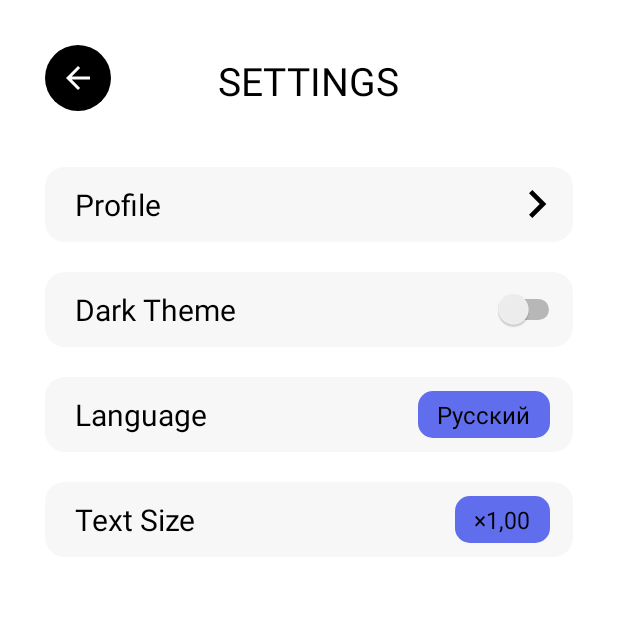
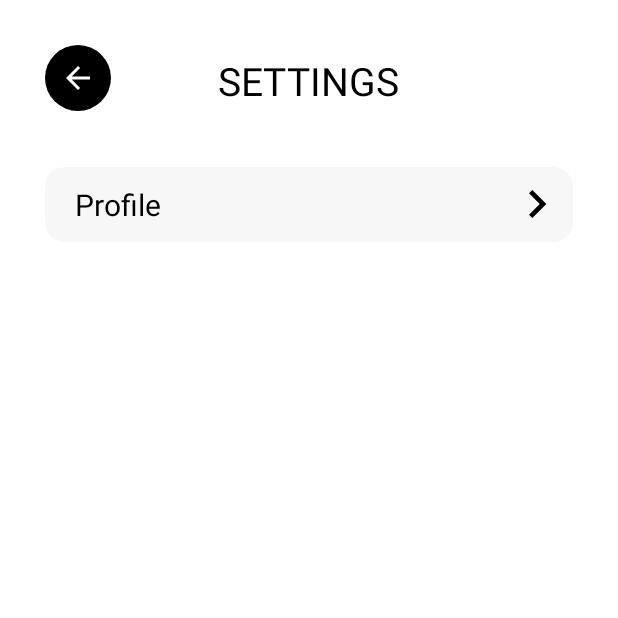
Before and after one commit to Dem-xBitly/Event, an Android app: the SettingsActivity screen opened directly, with no data from a screen before it, on a phone screen of 412 x 824 dp, the top half of it. Run offline under Robolectric (Android 15) with nearby library versions, the phone set to English and light mode, and no system bars; Roboto replaces fonts that are not available here.

Commit message:
AppName change

```diff
--- a/app/src/main/AndroidManifest.xml
+++ b/app/src/main/AndroidManifest.xml
@@ -18,7 +18,6 @@
         android:roundIcon="@mipmap/ic_launcher_round"
         android:supportsRtl="true"
         android:theme="@style/Theme.EventPlatform">
-        <activity android:name=".PickPlaceActivity" />
 
         <meta-data
             android:name="com.google.android.geo.API_KEY"
@@ -29,8 +28,7 @@
         <activity android:name=".ProfileSettings" />
         <activity android:name=".SettingsActivity" />
         <activity
-            android:name=".MainActivity"
-            android:label="@string/title_activity_main">
+            android:name=".MainActivity">
             <intent-filter>
                 <action android:name="android.intent.action.MAIN" />
 
--- a/app/src/main/res/layout/activity_settings.xml
+++ b/app/src/main/res/layout/activity_settings.xml
@@ -64,105 +64,4 @@
 
     </RelativeLayout>
 
-
-    <RelativeLayout
-        android:id="@+id/theme_liner"
-        android:layout_width="match_parent"
-        android:layout_height="50dp"
-        android:layout_below="@+id/profile_linear"
-        android:layout_marginTop="20dp"
-        android:layout_marginStart="30dp"
-        android:layout_marginEnd="30dp"
-        android:background="@drawable/items_settings_shape">
-
-        <TextView
-            android:layout_width="wrap_content"
-            android:layout_height="wrap_content"
-            android:text="@string/theme"
-            android:layout_marginStart="20dp"
-            android:layout_centerVertical="true"
-            android:textSize="20sp"
-            android:textColor="#000"
-            android:layout_marginTop="10dp"
-            android:layout_marginBottom="10dp"/>
-
-
-        <Switch
-            android:id="@+id/theme_check"
-            android:layout_width="wrap_content"
-            android:layout_height="wrap_content"
-            android:layout_alignParentEnd="true"
-            android:layout_centerVertical="true"
-            android:layout_marginEnd="5dp"
-            android:background="#f7f7f7"
-            android:theme="@style/SwitchTheme"
-            tools:ignore="UseSwitchCompatOrMaterialXml" />
-
-
-    </RelativeLayout>
-
-    <RelativeLayout
-        android:id="@+id/lang_linear"
-        android:layout_width="match_parent"
-        android:layout_height="50dp"
-        android:layout_below="@+id/theme_liner"
-        android:layout_marginEnd="30dp"
-        android:layout_marginStart="30dp"
-        android:layout_marginTop="20dp"
-        android:background="@drawable/items_settings_shape">
-
-        <TextView
-            android:layout_width="wrap_content"
-            android:layout_height="wrap_content"
-            android:text="@string/lang"
-            android:layout_centerVertical="true"
-            android:layout_marginStart="20dp"
-            android:textSize="20sp"
-            android:textColor="#000"
-            android:layout_marginTop="10dp"
-            android:layout_marginBottom="10dp"/>
-
-        <Spinner
-            android:layout_width="wrap_content"
-            android:layout_height="wrap_content"
-            android:layout_alignParentEnd="true"
-            android:layout_centerVertical="true"
-            android:layout_marginEnd="15dp"
-            android:background="@drawable/spiner_shape"
-            android:entries="@array/languages" />
-
-    </RelativeLayout>
-
-    <RelativeLayout
-        android:id="@+id/text_size_linear"
-        android:layout_width="match_parent"
-        android:layout_height="50dp"
-        android:layout_marginStart="30dp"
-        android:layout_marginEnd="30dp"
-        android:layout_below="@+id/lang_linear"
-        android:layout_marginTop="20dp"
-        android:background="@drawable/items_settings_shape">
-
-        <TextView
-            android:layout_width="wrap_content"
-            android:layout_height="wrap_content"
-            android:text="@string/text_size"
-            android:layout_marginStart="20dp"
-            android:layout_centerVertical="true"
-            android:textSize="20sp"
-            android:textColor="#000"
-            android:layout_marginTop="10dp"
-            android:layout_marginBottom="10dp"/>
-
-        <androidx.appcompat.widget.AppCompatSpinner
-
-            android:layout_width="wrap_content"
-            android:layout_height="wrap_content"
-            android:layout_alignParentEnd="true"
-            android:layout_centerVertical="true"
-            android:layout_marginEnd="15dp"
-            android:background="@drawable/spiner_shape"
-            android:entries="@array/textSizes" />
-
-    </RelativeLayout>
 </RelativeLayout>
```
